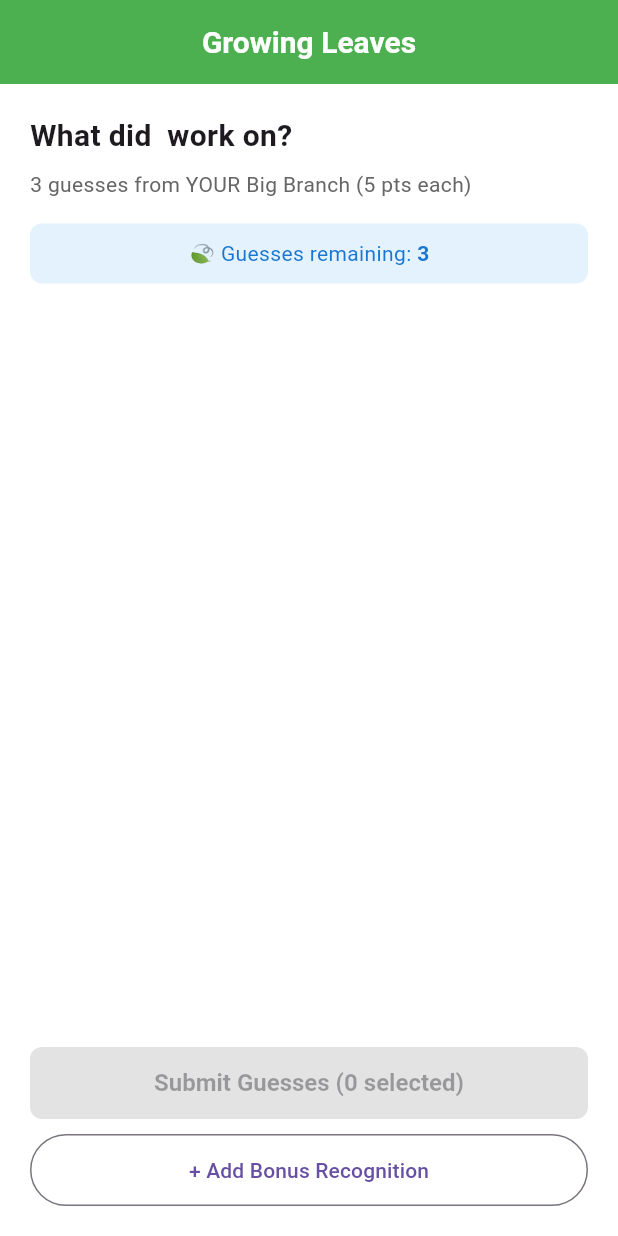
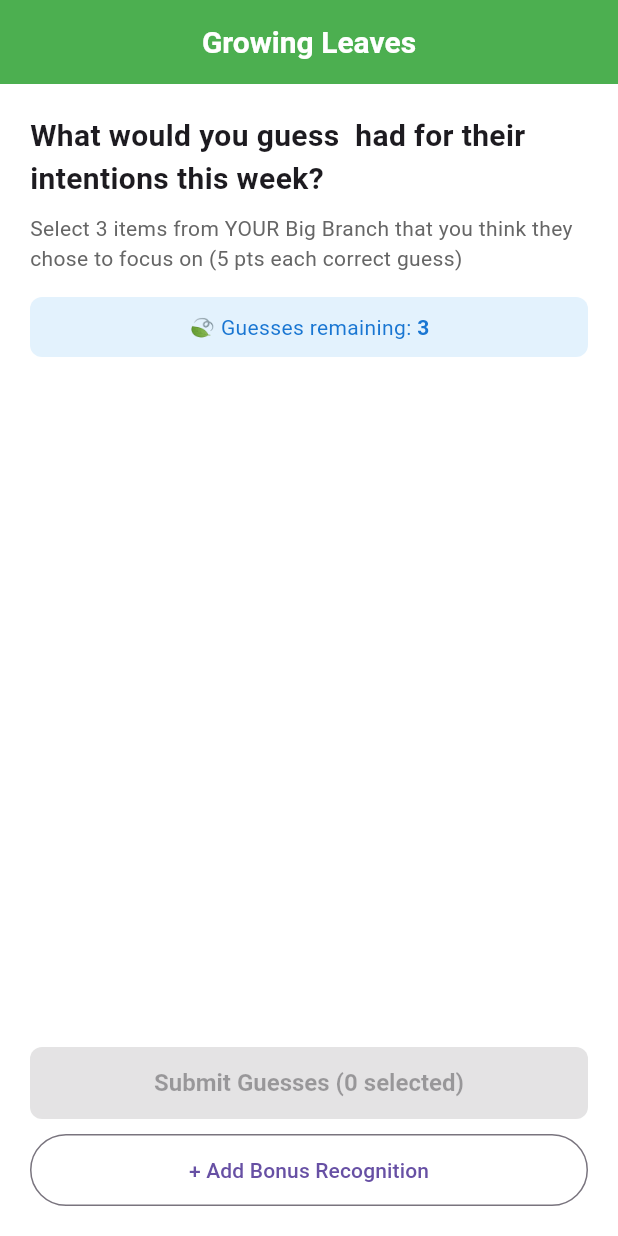
Before and after one commit to tomskousen/willingtree_app, a Flutter app: the GuessingScreen screen opened directly with empty values, on a phone screen of 412 x 824 dp. Run offline on Flutter 3.47's test engine with Material 3 defaults, Android fonts, the phone set to English and light mode, and no system bars; our stand-ins replace shared_preferences; missing offline and left inert: dart:html, dart:js; accounts and stored records are empty.

Commit message:
Fix UI text on Guessing screen
- Changed "What did [partner] work on?" to "What would you guess [partner] had for their intentions this week?"
- Made instruction text clearer about guessing from your own Big Branch items
- Points already correctly hidden on Little Branch screen (shows descriptions only)

🤖 Generated with Claude Code

Co-Authored-By: Claude <noreply@anthropic.com>

```diff
--- a/lib/screens/guessing_screen.dart
+++ b/lib/screens/guessing_screen.dart
@@ -69,12 +69,12 @@ class _GuessingScreenState extends State<GuessingScreen> {
               crossAxisAlignment: CrossAxisAlignment.start,
               children: [
                 Text(
-                  'What did ${widget.tree.partnerName} work on?',
+                  'What would you guess ${widget.tree.partnerName} had for their intentions this week?',
                   style: const TextStyle(fontSize: 20, fontWeight: FontWeight.bold),
                 ),
                 const SizedBox(height: 8),
                 const Text(
-                  '3 guesses from YOUR Big Branch (5 pts each)',
+                  'Select 3 items from YOUR Big Branch that you think they chose to focus on (5 pts each correct guess)',
                   style: TextStyle(color: AppTheme.textLight, fontSize: 14),
                 ),
                 const SizedBox(height: 16),
```
